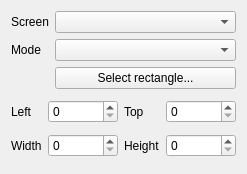
DLdota/OpenRGBEffectsPlugin, file Effects/Ambient/Ambient.ui: the form before one commit.
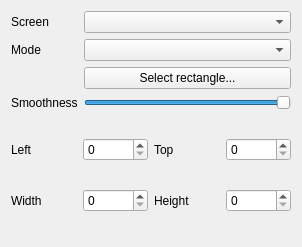
The form after the commit. Custom widgets are drawn as their Qt base class.

Commit message: Add smoothness control to Ambient effect

The edit to the form file:
```diff
--- a/Effects/Ambient/Ambient.ui
+++ b/Effects/Ambient/Ambient.ui
@@ -6,35 +6,15 @@
    <rect>
     <x>0</x>
     <y>0</y>
-    <width>247</width>
-    <height>174</height>
+    <width>302</width>
+    <height>247</height>
    </rect>
   </property>
   <property name="windowTitle">
    <string>Form</string>
   </property>
-  <layout class="QGridLayout" name="gridLayout" columnstretch="0,1">
-   <item row="2" column="0">
-    <widget class="QLabel" name="mode_label">
-     <property name="text">
-      <string>Mode</string>
-     </property>
-    </widget>
-   </item>
-   <item row="4" column="1">
-    <widget class="QPushButton" name="select_rectangle">
-     <property name="text">
-      <string>Select rectangle...</string>
-     </property>
-    </widget>
-   </item>
-   <item row="2" column="1">
-    <widget class="QComboBox" name="mode"/>
-   </item>
-   <item row="1" column="1">
-    <widget class="QComboBox" name="screen"/>
-   </item>
-   <item row="6" column="0" colspan="2">
+  <layout class="QGridLayout" name="gridLayout" columnstretch="0,0">
+   <item row="7" column="0" colspan="2">
     <widget class="QFrame" name="position_frame">
      <property name="frameShape">
       <enum>QFrame::NoFrame</enum>
@@ -42,7 +22,7 @@
      <property name="frameShadow">
       <enum>QFrame::Raised</enum>
      </property>
-     <layout class="QGridLayout" name="gridLayout_2" columnstretch="0,1,0,1">
+     <layout class="QGridLayout" name="gridLayout_2" columnstretch="0,0,0,0">
       <property name="leftMargin">
        <number>0</number>
       </property>
@@ -55,35 +35,14 @@
       <property name="bottomMargin">
        <number>0</number>
       </property>
-      <item row="0" column="0">
-       <widget class="QLabel" name="left_label">
-        <property name="text">
-         <string>Left</string>
-        </property>
-       </widget>
-      </item>
-      <item row="0" column="1">
-       <widget class="QSpinBox" name="left">
-        <property name="maximum">
-         <number>9999</number>
-        </property>
-       </widget>
-      </item>
-      <item row="0" column="2">
+      <item row="1" column="2">
        <widget class="QLabel" name="top_label">
         <property name="text">
          <string>Top</string>
         </property>
        </widget>
       </item>
-      <item row="0" column="3">
-       <widget class="QSpinBox" name="top">
-        <property name="maximum">
-         <number>9999</number>
-        </property>
-       </widget>
-      </item>
-      <item row="1" column="0">
+      <item row="2" column="0">
        <widget class="QLabel" name="width_label">
         <property name="text">
          <string>Width</string>
@@ -91,20 +50,41 @@
        </widget>
       </item>
       <item row="1" column="1">
-       <widget class="QSpinBox" name="width">
+       <widget class="QSpinBox" name="left">
         <property name="maximum">
          <number>9999</number>
         </property>
        </widget>
       </item>
-      <item row="1" column="2">
+      <item row="2" column="2">
        <widget class="QLabel" name="height_label">
         <property name="text">
          <string>Height</string>
         </property>
        </widget>
       </item>
+      <item row="2" column="1">
+       <widget class="QSpinBox" name="width">
+        <property name="maximum">
+         <number>9999</number>
+        </property>
+       </widget>
+      </item>
+      <item row="1" column="0">
+       <widget class="QLabel" name="left_label">
+        <property name="text">
+         <string>Left</string>
+        </property>
+       </widget>
+      </item>
       <item row="1" column="3">
+       <widget class="QSpinBox" name="top">
+        <property name="maximum">
+         <number>9999</number>
+        </property>
+       </widget>
+      </item>
+      <item row="2" column="3">
        <widget class="QSpinBox" name="height">
         <property name="maximum">
          <number>9999</number>
@@ -114,6 +94,23 @@
      </layout>
     </widget>
    </item>
+   <item row="2" column="1">
+    <widget class="QComboBox" name="mode"/>
+   </item>
+   <item row="4" column="1">
+    <widget class="QPushButton" name="select_rectangle">
+     <property name="text">
+      <string>Select rectangle...</string>
+     </property>
+    </widget>
+   </item>
+   <item row="5" column="0">
+    <widget class="QLabel" name="smoothness_label">
+     <property name="text">
+      <string>Smoothness</string>
+     </property>
+    </widget>
+   </item>
    <item row="1" column="0">
     <widget class="QLabel" name="screen_label">
      <property name="text">
@@ -121,8 +118,44 @@
      </property>
     </widget>
    </item>
+   <item row="2" column="0">
+    <widget class="QLabel" name="mode_label">
+     <property name="text">
+      <string>Mode</string>
+     </property>
+    </widget>
+   </item>
+   <item row="1" column="1">
+    <widget class="QComboBox" name="screen"/>
+   </item>
+   <item row="5" column="1">
+    <widget class="QTooltipedSlider" name="smoothness">
+     <property name="minimum">
+      <number>1</number>
+     </property>
+     <property name="maximum">
+      <number>1000</number>
+     </property>
+     <property name="singleStep">
+      <number>5</number>
+     </property>
+     <property name="value">
+      <number>1000</number>
+     </property>
+     <property name="orientation">
+      <enum>Qt::Horizontal</enum>
+     </property>
+    </widget>
+   </item>
   </layout>
  </widget>
+ <customwidgets>
+  <customwidget>
+   <class>QTooltipedSlider</class>
+   <extends>QSlider</extends>
+   <header location="global">QTooltipedSlider.h</header>
+  </customwidget>
+ </customwidgets>
  <resources/>
  <connections/>
 </ui>
```
The commit also changes 10 other files.
